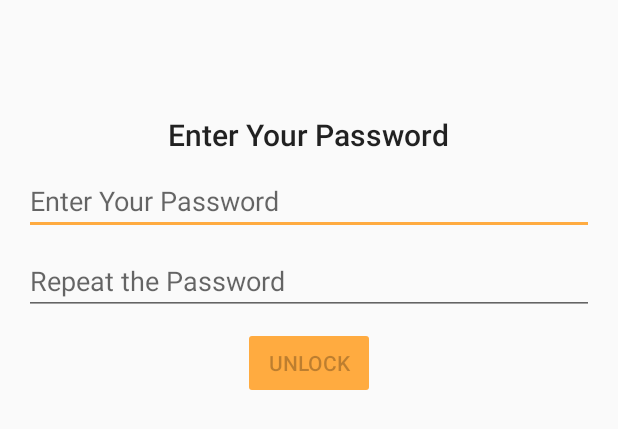
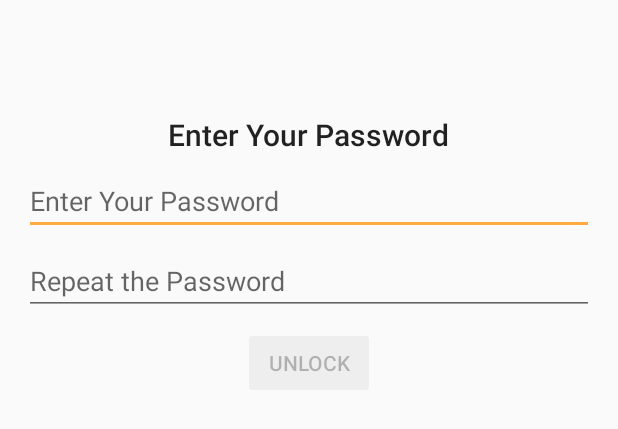
Before and after one commit to zhuqianqian/Passbook, an Android app: the layout fragment_home.xml on its own in the app's theme, with its tools: preview values and no code run, on a phone screen of 412 x 824 dp. Shown: the top 429 px of the screen. Run offline under Robolectric (Android 15) with nearby library versions, the phone set to English and light mode, and no system bars.

Commit message:
Trying to fix themes in Lollipop

```diff
--- a/app/src/main/res/values-v21/styles.xml
+++ b/app/src/main/res/values-v21/styles.xml
@@ -4,8 +4,7 @@
 
     <style name="Button" parent="@android:style/Widget.Material.Button"/>
     <style name="Button.Accent" parent="@android:style/Widget.Material.Button">
-        <item name="android:backgroundTint">?attr/colorAccent</item>
-        <item name="android:backgroundTintMode">src_in</item>
+        <item name="android:tint">?attr/colorAccent</item>
     </style>
     <style name="Button.Flat" parent="@android:style/Widget.Material.Button.Borderless"/>
     <style name="Button.Flat.Accent" parent="@android:style/Widget.Material.Button.Borderless.Colored"/>
```
